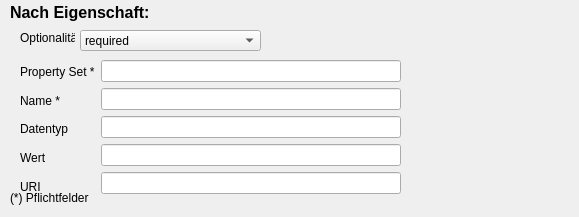
ivanfelipeib/Masterarbeit, file GUI_Windows/Filters-Requirements/by_property.ui: the form before one commit.
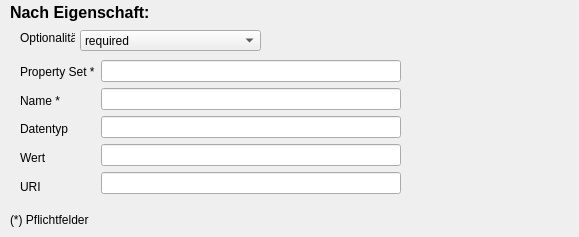
The form after the commit. Custom widgets are drawn as their Qt base class.

Commit message: Adjust minor changes in GUI of filters/requirements windows

What changed in the file:
```diff
--- a/GUI_Windows/Filters-Requirements/by_property.ui
+++ b/GUI_Windows/Filters-Requirements/by_property.ui
@@ -7,7 +7,7 @@
     <x>0</x>
     <y>0</y>
     <width>579</width>
-    <height>217</height>
+    <height>237</height>
    </rect>
   </property>
   <property name="windowTitle">
@@ -39,7 +39,7 @@
     <property name="geometry">
      <rect>
       <x>10</x>
-      <y>188</y>
+      <y>210</y>
       <width>91</width>
       <height>19</height>
      </rect>
```
The commit also changes 1 other file.
